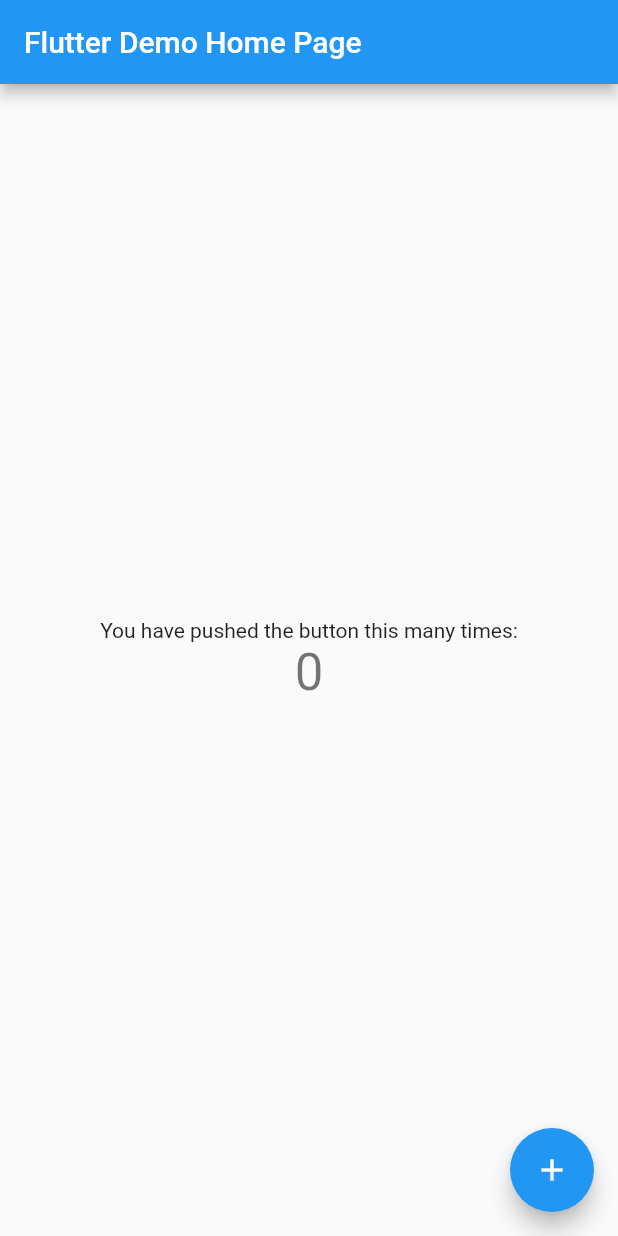
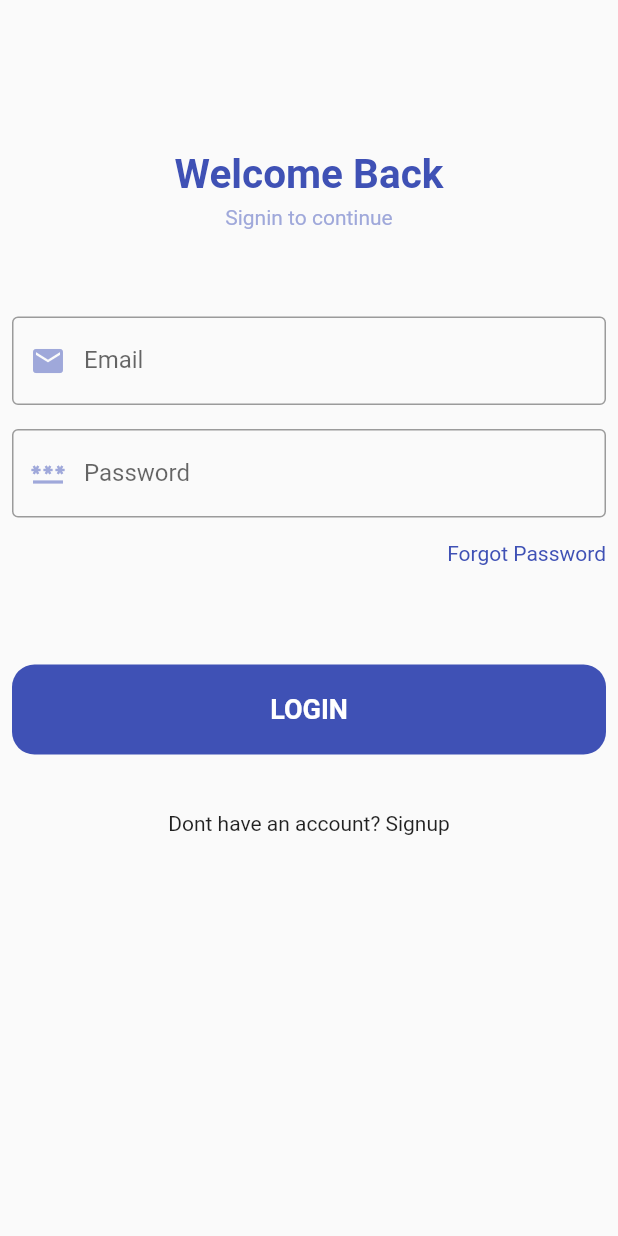
Before and after one commit to dev-vamsidhar/rikthamtest, a Flutter app: the screen it shows after launch, on a phone screen of 412 x 824 dp. Run offline on Flutter 3.47's test engine with Material 2 defaults, Android fonts, the light colour scheme and no system bars; our stand-ins replace cloud_firestore, firebase_auth, firebase_core, firebase_storage, flutter_easyloading, get and 1 more; accounts and stored records are empty.

Commit message:
login sucessfully

```diff
--- a/analysis_options.yaml
+++ b/analysis_options.yaml
@@ -22,8 +22,9 @@
   # `// ignore_for_file: name_of_lint` syntax on the line or in the file
   # producing the lint.
   rules:
-    # avoid_print: false  # Uncomment to disable the `avoid_print` rule
+    avoid_print: false # Uncomment to disable the `avoid_print` rule
+    prefer_const_constructors: false
+    prefer_const_literals_to_create_immutables: false
     # prefer_single_quotes: true  # Uncomment to enable the `prefer_single_quotes` rule
-
 # Additional information about this file can be found at
 # https://dart.dev/guides/language/analysis-options
--- a/lib/main.dart
+++ b/lib/main.dart
@@ -1,115 +1,33 @@
+import 'package:firebase_auth/firebase_auth.dart';
+import 'package:firebase_core/firebase_core.dart';
 import 'package:flutter/material.dart';
+import 'package:flutter_easyloading/flutter_easyloading.dart';
+import 'package:get/route_manager.dart';
+import 'package:riktam/views/home.dart';
+import 'package:riktam/views/login.dart';
 
-void main() {
+void main() async {
+  WidgetsFlutterBinding.ensureInitialized();
+  await Firebase.initializeApp();
   runApp(const MyApp());
 }
 
 class MyApp extends StatelessWidget {
   const MyApp({super.key});
-
-  // This widget is the root of your application.
   @override
   Widget build(BuildContext context) {
-    return MaterialApp(
+    return GetMaterialApp(
       title: 'Flutter Demo',
       theme: ThemeData(
-        // This is the theme of your application.
-        //
-        // Try running your application with "flutter run". You'll see the
-        // application has a blue toolbar. Then, without quitting the app, try
-        // changing the primarySwatch below to Colors.green and then invoke
-        // "hot reload" (press "r" in the console where you ran "flutter run",
-        // or simply save your changes to "hot reload" in a Flutter IDE).
-        // Notice that the counter didn't reset back to zero; the application
-        // is not restarted.
         primarySwatch: Colors.blue,
       ),
-      home: const MyHomePage(title: 'Flutter Demo Home Page'),
+      builder: EasyLoading.init(),
+      home: StreamBuilder<User?>(
+        stream: FirebaseAuth.instance.authStateChanges(),
+        builder: (BuildContext context, AsyncSnapshot<User?> snapshot) {
+          return snapshot.data != null ? Home() : Login();
+        },
+      ),
     );
   }
 }
-
-class MyHomePage extends StatefulWidget {
-  const MyHomePage({super.key, required this.title});
-
-  // This widget is the home page of your application. It is stateful, meaning
-  // that it has a State object (defined below) that contains fields that affect
-  // how it looks.
-
-  // This class is the configuration for the state. It holds the values (in this
-  // case the title) provided by the parent (in this case the App widget) and
-  // used by the build method of the State. Fields in a Widget subclass are
-  // always marked "final".
-
-  final String title;
-
-  @override
-  State<MyHomePage> createState() => _MyHomePageState();
-}
-
-class _MyHomePageState extends State<MyHomePage> {
-  int _counter = 0;
-
-  void _incrementCounter() {
-    setState(() {
-      // This call to setState tells the Flutter framework that something has
-      // changed in this State, which causes it to rerun the build method below
-      // so that the display can reflect the updated values. If we changed
-      // _counter without calling setState(), then the build method would not be
-      // called again, and so nothing would appear to happen.
-      _counter++;
-    });
-  }
-
-  @override
-  Widget build(BuildContext context) {
-    // This method is rerun every time setState is called, for instance as done
-    // by the _incrementCounter method above.
-    //
-    // The Flutter framework has been optimized to make rerunning build methods
-    // fast, so that you can just rebuild anything that needs updating rather
-    // than having to individually change instances of widgets.
-    return Scaffold(
-      appBar: AppBar(
-        // Here we take the value from the MyHomePage object that was created by
-        // the App.build method, and use it to set our appbar title.
-        title: Text(widget.title),
-      ),
-      body: Center(
-        // Center is a layout widget. It takes a single child and positions it
-        // in the middle of the parent.
-        child: Column(
-          // Column is also a layout widget. It takes a list of children and
-          // arranges them vertically. By default, it sizes itself to fit its
-          // children horizontally, and tries to be as tall as its parent.
-          //
-          // Invoke "debug painting" (press "p" in the console, choose the
-          // "Toggle Debug Paint" action from the Flutter Inspector in Android
-          // Studio, or the "Toggle Debug Paint" command in Visual Studio Code)
-          // to see the wireframe for each widget.
-          //
-          // Column has various properties to control how it sizes itself and
-          // how it positions its children. Here we use mainAxisAlignment to
-          // center the children vertically; the main axis here is the vertical
-          // axis because Columns are vertical (the cross axis would be
-          // horizontal).
-          mainAxisAlignment: MainAxisAlignment.center,
-          children: <Widget>[
-            const Text(
-              'You have pushed the button this many times:',
-            ),
-            Text(
-              '$_counter',
-              style: Theme.of(context).textTheme.headline4,
-            ),
-          ],
-        ),
-      ),
-      floatingActionButton: FloatingActionButton(
-        onPressed: _incrementCounter,
-        tooltip: 'Increment',
-        child: const Icon(Icons.add),
-      ), // This trailing comma makes auto-formatting nicer for build methods.
-    );
-  }
-}
--- /dev/null
+++ b/lib/views/login.dart
@@ -0,0 +1,121 @@
+import 'package:flutter/material.dart';
+import 'package:get/get.dart';
+import 'package:riktam/controllers/authentication.dart';
+import 'package:riktam/views/signup.dart';
+
+class Login extends StatelessWidget {
+  Login({Key? key}) : super(key: key);
+  TextEditingController email = TextEditingController();
+  TextEditingController password = TextEditingController();
+  AuthenticationController authcontroller = Get.put(AuthenticationController());
+  @override
+  Widget build(BuildContext context) {
+    return SafeArea(
+      child: Scaffold(
+        body: SingleChildScrollView(
+          child: Column(
+            children: [
+              SizedBox(
+                height: 100,
+              ),
+              Center(
+                child: Text(
+                  "Welcome Back",
+                  style: TextStyle(
+                      color: Colors.indigo,
+                      fontSize: 27,
+                      fontWeight: FontWeight.bold),
+                ),
+              ),
+              SizedBox(
+                height: 5,
+              ),
+              Center(
+                child: Text(
+                  "Signin to continue",
+                  style: TextStyle(color: Colors.indigo[200]),
+                ),
+              ),
+              SizedBox(
+                height: 50,
+              ),
+              Padding(
+                padding: const EdgeInsets.all(8.0),
+                child: TextField(
+                  controller: email,
+                  decoration: InputDecoration(
+                      border: OutlineInputBorder(),
+                      label: Text("Email"),
+                      prefixIcon: Icon(
+                        Icons.email,
+                        color: Colors.indigo[200],
+                      )),
+                ),
+              ),
+              Padding(
+                padding: const EdgeInsets.all(8.0),
+                child: TextField(
+                  controller: password,
+                  obscureText: true,
+                  decoration: InputDecoration(
+                      border: OutlineInputBorder(),
+                      label: Text("Password"),
+                      prefixIcon: Icon(
+                        Icons.password,
+                        color: Colors.indigo[200],
+                      )),
+                ),
+              ),
+              Padding(
+                padding: const EdgeInsets.all(8.0),
+                child: Align(
+                  alignment: Alignment.bottomRight,
+                  child: Text(
+                    "Forgot Password",
+                    style: TextStyle(color: Colors.indigo),
+                  ),
+                ),
+              ),
+              SizedBox(
+                height: 50,
+              ),
+              InkWell(
+                onTap: () {
+                  FocusManager.instance.primaryFocus?.unfocus();
+                  authcontroller.login(email.text, password.text);
+                },
+                child: Padding(
+                  padding: const EdgeInsets.all(8.0),
+                  child: Container(
+                    width: double.infinity,
+                    height: 60,
+                    decoration: BoxDecoration(
+                        color: Colors.indigo,
+                        borderRadius: BorderRadius.circular(15)),
+                    child: Center(
+                      child: Text(
+                        "LOGIN",
+                        style: TextStyle(
+                            color: Colors.white,
+                            fontWeight: FontWeight.w600,
+                            fontSize: 18),
+                      ),
+                    ),
+                  ),
+                ),
+              ),
+              SizedBox(
+                height: 30,
+              ),
+              InkWell(
+                  onTap: () {
+                    Get.to(SignUp());
+                  },
+                  child: Text("Dont have an account? Signup"))
+            ],
+          ),
+        ),
+      ),
+    );
+  }
+}
```
Also changed, not shown: lib/controllers/authentication.dart (added, +59 -0 lines), lib/controllers/filecontroller.dart (added, +29 -0 lines), lib/controllers/issuecontroller.dart (added, +8 -0 lines), lib/views/addissue.dart (added, +165 -0 lines), lib/views/home.dart (added, +43 -0 lines), lib/views/signup.dart (added, +128 -0 lines), pubspec.yaml (+12 -20 lines), pubspec.lock, 4 other files.
